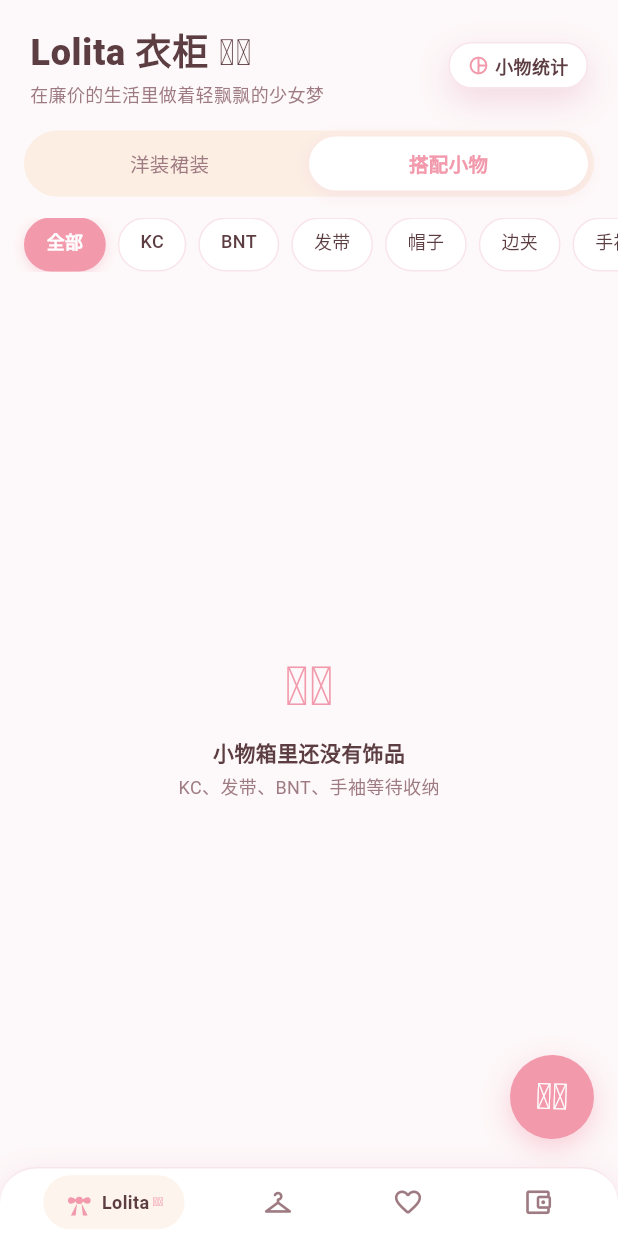
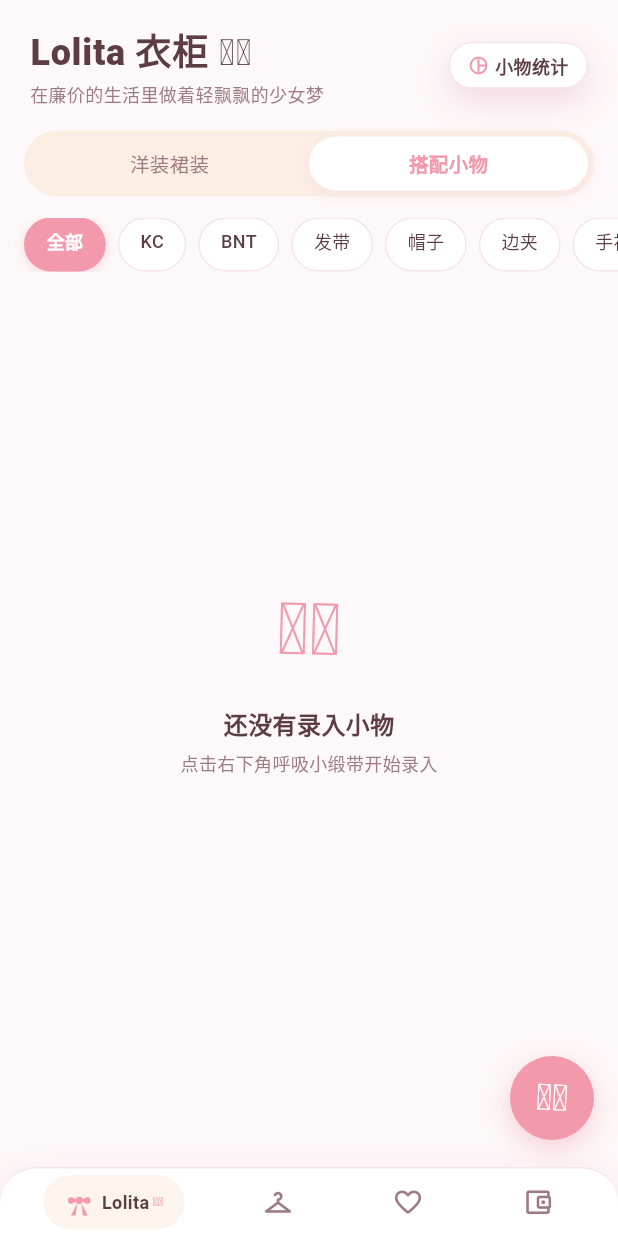
Before and after one commit to kazamihaaaaaaru/fuwafuwa2.0, a Flutter app: the screen it shows after launch, after a tap on "搭配小物", on a phone screen of 412 x 824 dp. Run offline on Flutter 3.47's test engine with Material 3 defaults, Android fonts, the phone set to English and light mode, and no system bars; our stand-ins replace image_picker, sqflite; accounts and stored records are empty.

Commit message:
Add files via upload

```diff
--- a/fuwafuwa/lib/data/database/database_helper.dart
+++ b/fuwafuwa/lib/data/database/database_helper.dart
@@ -73,7 +73,6 @@ class DatabaseHelper {
         name TEXT NOT NULL,
         imagePath TEXT,
         accessoryType TEXT NOT NULL,
-        shopName TEXT,
         shopName TEXT,
         color TEXT,
         price REAL DEFAULT 0.0,
--- a/fuwafuwa/lib/presentation/screens/earth_screen.dart
+++ b/fuwafuwa/lib/presentation/screens/earth_screen.dart
@@ -245,15 +245,23 @@ class _EarthScreenState extends State<EarthScreen> {
 
     if (_items.isEmpty) {
       return Center(
-        child: Column(
-          mainAxisSize: MainAxisSize.min,
-          children: const [
-            FuwaBreathingRibbon(child: Text(FuwaColors.ribbonSymbol, style: TextStyle(color: FuwaColors.balletPink, fontSize: 36))),
-            SizedBox(height: 8),
-            Text('该分类下暂无常服单品', style: TextStyle(color: FuwaColors.chocolateDark, fontWeight: FontWeight.w700)),
-            SizedBox(height: 4),
-            Text('点击右下角小缎带开始录入', style: TextStyle(color: FuwaColors.mutedRosyBrown, fontSize: 12)),
-          ],
+        child: Padding(
+          padding: const EdgeInsets.only(bottom: 60),
+          child: Column(
+            mainAxisSize: MainAxisSize.min,
+            children: const [
+              FuwaBreathingRibbon(
+                child: Text(
+                  FuwaColors.ribbonSymbol,
+                  style: TextStyle(color: FuwaColors.balletPink, fontSize: 48, fontWeight: FontWeight.bold),
+                ),
+              ),
+              SizedBox(height: 14),
+              Text('还没有录入常服', style: TextStyle(color: FuwaColors.chocolateDark, fontSize: 16, fontWeight: FontWeight.w700)),
+              SizedBox(height: 6),
+              Text('点击右下角呼吸小缎带开始录入', style: TextStyle(color: FuwaColors.mutedRosyBrown, fontSize: 12, fontWeight: FontWeight.w500)),
+            ],
+          ),
         ),
       );
     }
--- a/fuwafuwa/lib/presentation/screens/lolita_screen.dart
+++ b/fuwafuwa/lib/presentation/screens/lolita_screen.dart
@@ -351,17 +351,26 @@ class _LolitaScreenState extends State<LolitaScreen>
               child: Center(child: CircularProgressIndicator(color: FuwaColors.balletPink)),
             )
           else if (_dresses.isEmpty)
-            const SliverFillRemaining(
+            SliverFillRemaining(
+              hasScrollBody: false,
               child: Center(
+                child: Padding(
+                  padding: const EdgeInsets.only(bottom: 60),
                   child: Column(
                     mainAxisSize: MainAxisSize.min,
-                  children: [
-                    Text(FuwaColors.ribbonSymbol, style: TextStyle(color: FuwaColors.balletPink, fontSize: 36)),
-                    SizedBox(height: 8),
-                    Text('还没有收藏洋装', style: TextStyle(color: FuwaColors.chocolateDark, fontWeight: FontWeight.w700)),
-                    SizedBox(height: 4),
-                    Text('点击右下角小缎带开始录入', style: TextStyle(color: FuwaColors.mutedRosyBrown, fontSize: 12)),
+                    children: const [
+                      FuwaBreathingRibbon(
+                        child: Text(
+                          FuwaColors.ribbonSymbol,
+                          style: TextStyle(color: FuwaColors.balletPink, fontSize: 48, fontWeight: FontWeight.bold),
+                        ),
+                      ),
+                      SizedBox(height: 14),
+                      Text('还没有录入洋装', style: TextStyle(color: FuwaColors.chocolateDark, fontSize: 16, fontWeight: FontWeight.w700)),
+                      SizedBox(height: 6),
+                      Text('点击右下角呼吸小缎带开始录入', style: TextStyle(color: FuwaColors.mutedRosyBrown, fontSize: 12, fontWeight: FontWeight.w500)),
                     ],
+                  ),
                 ),
               ),
             )
@@ -470,17 +479,26 @@ class _LolitaScreenState extends State<LolitaScreen>
               child: Center(child: CircularProgressIndicator(color: FuwaColors.balletPink)),
             )
           else if (_accessories.isEmpty)
-            const SliverFillRemaining(
+            SliverFillRemaining(
+              hasScrollBody: false,
               child: Center(
+                child: Padding(
+                  padding: const EdgeInsets.only(bottom: 60),
                   child: Column(
                     mainAxisSize: MainAxisSize.min,
-                  children: [
-                    Text(FuwaColors.ribbonSymbol, style: TextStyle(color: FuwaColors.balletPink, fontSize: 36)),
-                    SizedBox(height: 8),
-                    Text('小物箱里还没有饰品', style: TextStyle(color: FuwaColors.chocolateDark, fontWeight: FontWeight.w700)),
-                    SizedBox(height: 4),
-                    Text('KC、发带、BNT、手袖等待收纳', style: TextStyle(color: FuwaColors.mutedRosyBrown, fontSize: 12)),
+                    children: const [
+                      FuwaBreathingRibbon(
+                        child: Text(
+                          FuwaColors.ribbonSymbol,
+                          style: TextStyle(color: FuwaColors.balletPink, fontSize: 48, fontWeight: FontWeight.bold),
+                        ),
+                      ),
+                      SizedBox(height: 14),
+                      Text('还没有录入小物', style: TextStyle(color: FuwaColors.chocolateDark, fontSize: 16, fontWeight: FontWeight.w700)),
+                      SizedBox(height: 6),
+                      Text('点击右下角呼吸小缎带开始录入', style: TextStyle(color: FuwaColors.mutedRosyBrown, fontSize: 12, fontWeight: FontWeight.w500)),
                     ],
+                  ),
                 ),
               ),
             )
--- a/fuwafuwa/pubspec.yaml
+++ b/fuwafuwa/pubspec.yaml
@@ -1,7 +1,7 @@
 name: fuwafuwa
 description: "A local-only Android wardrobe archive app for Sweet Lolita and daily fashion enthusiasts."
 publish_to: 'none'
-version: 1.0.0+1
+version: 1.1.0+2
 
 environment:
   sdk: '>=3.0.0 <4.0.0'
--- a/lib/data/database/database_helper.dart
+++ b/lib/data/database/database_helper.dart
@@ -73,7 +73,6 @@ class DatabaseHelper {
         name TEXT NOT NULL,
         imagePath TEXT,
         accessoryType TEXT NOT NULL,
-        shopName TEXT,
         shopName TEXT,
         color TEXT,
         price REAL DEFAULT 0.0,
--- a/lib/presentation/screens/lolita_screen.dart
+++ b/lib/presentation/screens/lolita_screen.dart
@@ -351,17 +351,26 @@ class _LolitaScreenState extends State<LolitaScreen>
               child: Center(child: CircularProgressIndicator(color: FuwaColors.balletPink)),
             )
           else if (_dresses.isEmpty)
-            const SliverFillRemaining(
+            SliverFillRemaining(
+              hasScrollBody: false,
               child: Center(
+                child: Padding(
+                  padding: const EdgeInsets.only(bottom: 60),
                   child: Column(
                     mainAxisSize: MainAxisSize.min,
-                  children: [
-                    Text(FuwaColors.ribbonSymbol, style: TextStyle(color: FuwaColors.balletPink, fontSize: 36)),
-                    SizedBox(height: 8),
-                    Text('还没有收藏洋装', style: TextStyle(color: FuwaColors.chocolateDark, fontWeight: FontWeight.w700)),
-                    SizedBox(height: 4),
-                    Text('点击右下角小缎带开始录入', style: TextStyle(color: FuwaColors.mutedRosyBrown, fontSize: 12)),
+                    children: const [
+                      FuwaBreathingRibbon(
+                        child: Text(
+                          FuwaColors.ribbonSymbol,
+                          style: TextStyle(color: FuwaColors.balletPink, fontSize: 48, fontWeight: FontWeight.bold),
+                        ),
+                      ),
+                      SizedBox(height: 14),
+                      Text('还没有录入洋装', style: TextStyle(color: FuwaColors.chocolateDark, fontSize: 16, fontWeight: FontWeight.w700)),
+                      SizedBox(height: 6),
+                      Text('点击右下角呼吸小缎带开始录入', style: TextStyle(color: FuwaColors.mutedRosyBrown, fontSize: 12, fontWeight: FontWeight.w500)),
                     ],
+                  ),
                 ),
               ),
             )
@@ -470,17 +479,26 @@ class _LolitaScreenState extends State<LolitaScreen>
               child: Center(child: CircularProgressIndicator(color: FuwaColors.balletPink)),
             )
           else if (_accessories.isEmpty)
-            const SliverFillRemaining(
+            SliverFillRemaining(
+              hasScrollBody: false,
               child: Center(
+                child: Padding(
+                  padding: const EdgeInsets.only(bottom: 60),
                   child: Column(
                     mainAxisSize: MainAxisSize.min,
-                  children: [
-                    Text(FuwaColors.ribbonSymbol, style: TextStyle(color: FuwaColors.balletPink, fontSize: 36)),
-                    SizedBox(height: 8),
-                    Text('小物箱里还没有饰品', style: TextStyle(color: FuwaColors.chocolateDark, fontWeight: FontWeight.w700)),
-                    SizedBox(height: 4),
-                    Text('KC、发带、BNT、手袖等待收纳', style: TextStyle(color: FuwaColors.mutedRosyBrown, fontSize: 12)),
+                    children: const [
+                      FuwaBreathingRibbon(
+                        child: Text(
+                          FuwaColors.ribbonSymbol,
+                          style: TextStyle(color: FuwaColors.balletPink, fontSize: 48, fontWeight: FontWeight.bold),
+                        ),
+                      ),
+                      SizedBox(height: 14),
+                      Text('还没有录入小物', style: TextStyle(color: FuwaColors.chocolateDark, fontSize: 16, fontWeight: FontWeight.w700)),
+                      SizedBox(height: 6),
+                      Text('点击右下角呼吸小缎带开始录入', style: TextStyle(color: FuwaColors.mutedRosyBrown, fontSize: 12, fontWeight: FontWeight.w500)),
                     ],
+                  ),
                 ),
               ),
             )
--- a/pubspec.yaml
+++ b/pubspec.yaml
@@ -1,7 +1,7 @@
 name: fuwafuwa
 description: "A local-only Android wardrobe archive app for Sweet Lolita and daily fashion enthusiasts."
 publish_to: 'none'
-version: 1.0.0+1
+version: 1.1.0+2
 
 environment:
   sdk: '>=3.0.0 <4.0.0'
```
Also changed, not shown: fuwafuwa/lib/core/services/backup_service.dart (+7 -11 lines), fuwafuwa/lib/presentation/widgets/backup_dialog.dart (+22 -0 lines), lib/core/services/backup_service.dart (+7 -11 lines), lib/presentation/screens/earth_screen.dart (+17 -9 lines), lib/presentation/widgets/backup_dialog.dart (+22 -0 lines), 12 other files. Lines whose indentation alone changed are shown as unchanged.
